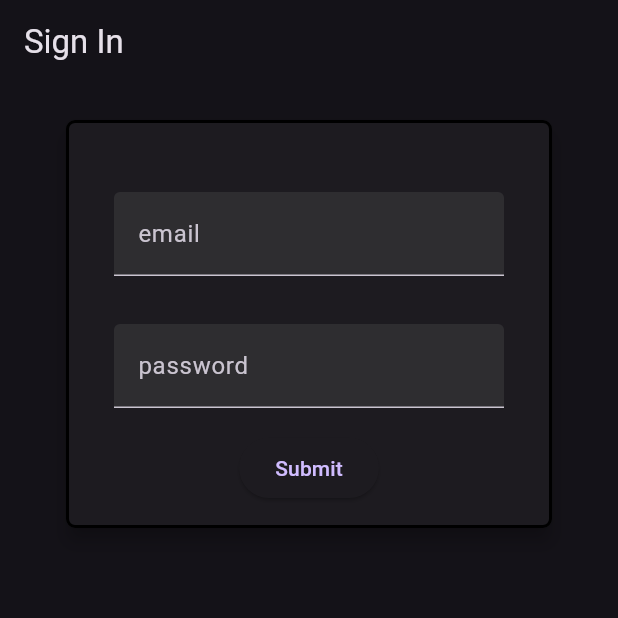
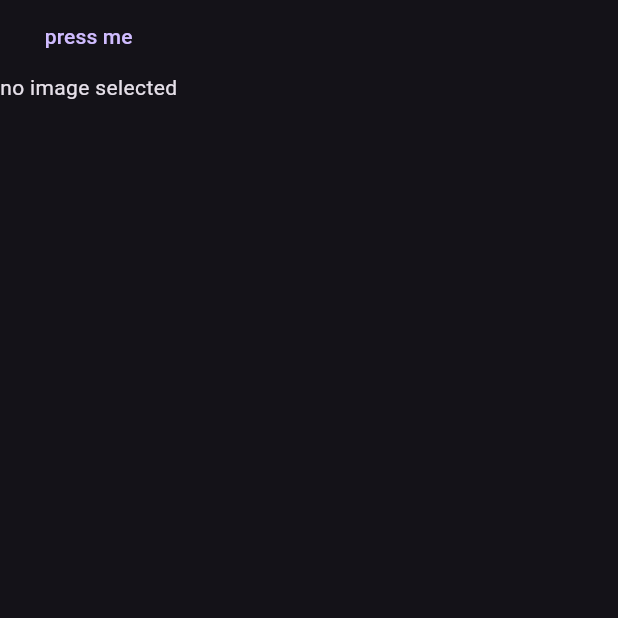
Before and after one commit to crd3vmAccount/your_trip, a Flutter app: the screen it shows after launch, on a phone screen of 412 x 824 dp, the top half of it. Run offline on Flutter 3.47's test engine with Material 3 defaults, Android fonts, the phone set to English and light mode, and no system bars; our stand-ins replace email_validator, firebase_auth, firebase_core, image_picker; accounts and stored records are empty.

Commit message:
Simple example of taking a photo

```diff
--- a/lib/main.dart
+++ b/lib/main.dart
@@ -1,6 +1,8 @@
+import 'dart:io';
+
 import 'package:flutter/material.dart';
 import 'package:firebase_core/firebase_core.dart';
-import 'package:your_trip/views/sign_in_view.dart';
+import 'package:image_picker/image_picker.dart';
 import 'firebase_options.dart';
 
 void main() async {
@@ -17,7 +19,43 @@ void main() async {
           brightness: Brightness.dark,
           visualDensity: VisualDensity.adaptivePlatformDensity,
         ),
-      home: const SignInView(),
-    ),
+        home: const Scaffold(
+          body: TakePicture(),
+        )),
   );
 }
+
+class TakePicture extends StatefulWidget {
+  const TakePicture({super.key});
+
+  @override
+  State createState() {
+    return _TakePictureState();
+  }
+}
+
+class _TakePictureState extends State<TakePicture> {
+  File? file;
+  final ImagePicker imagePicker = ImagePicker();
+
+  @override
+  Widget build(BuildContext context) {
+    return Column(
+      children: [
+        TextButton(
+          onPressed: () async {
+            var image = await imagePicker.pickImage(source: ImageSource.camera);
+            file = File(image!.path);
+          },
+          child: const Text('press me'),
+        ),
+        file != null
+            ? Image.file(
+                file!,
+                fit: BoxFit.cover,
+              )
+            : const Text('no image selected')
+      ],
+    );
+  }
+}
```
Lines whose indentation alone changed are shown as unchanged.
